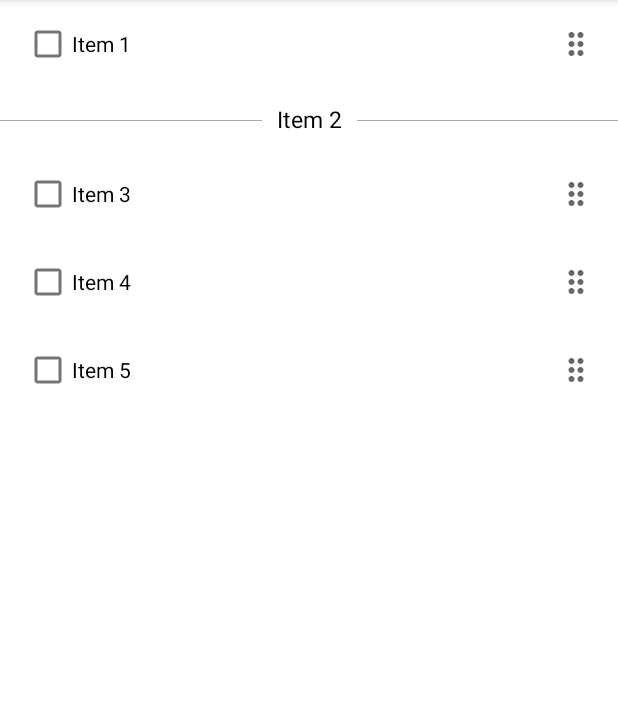
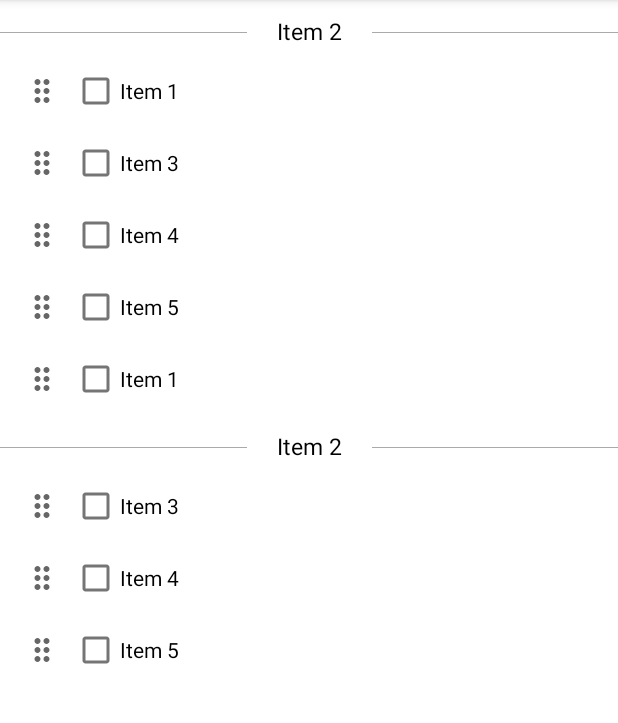
Before and after one commit to mshafeeqkn/Shopee, an Android app: the MainViewFragment screen opened directly, with no data from a screen before it, on a phone screen of 412 x 824 dp, the part 84-807 px from its top. Run offline under Robolectric (Android 15) with nearby library versions, the phone set to English and light mode, and no system bars; our stand-ins replace Firebase (no records; nobody signed in at launch, a user with empty details on screens opened directly).

Commit message:
Drag handle

```diff
--- a/app/src/main/java/com/shafeeq/shopee/fragments/MainViewFragment.kt
+++ b/app/src/main/java/com/shafeeq/shopee/fragments/MainViewFragment.kt
@@ -1,9 +1,11 @@
 package com.shafeeq.shopee.fragments
 
+import android.annotation.SuppressLint
 import android.content.Context
 import android.os.Bundle
 import android.view.*
 import android.widget.CheckBox
+import android.widget.ImageView
 import android.widget.TextView
 import android.widget.Toast
 import androidx.fragment.app.Fragment
@@ -31,6 +33,7 @@ class MainViewFragment : Fragment(), ItemListener {
     private lateinit var mShopItemList: RecyclerView
     private val mDataList = ArrayList<ShopItem>()
     private lateinit var mAdapter: ShopListAdapter
+    private lateinit var mTouchHelper: ItemTouchHelper
 
     override fun onCreateView(
         inflater: LayoutInflater, container: ViewGroup?,
@@ -41,6 +44,11 @@ class MainViewFragment : Fragment(), ItemListener {
 
         mShopItemList = root.findViewById(R.id.shopItemList)
         mDataList.addAll(arrayListOf(
+            ShopItem("Item 2", SECT),
+            ShopItem("Item 1"),
+            ShopItem("Item 3"),
+            ShopItem("Item 4"),
+            ShopItem("Item 5"),
             ShopItem("Item 1"),
             ShopItem("Item 2", SECT),
             ShopItem("Item 3"),
@@ -56,8 +64,8 @@ class MainViewFragment : Fragment(), ItemListener {
             ItemTouchHelper.UP or ItemTouchHelper.DOWN,
             0
         )
-        val helper = ItemTouchHelper(callback)
-        helper.attachToRecyclerView(mShopItemList)
+        mTouchHelper = ItemTouchHelper(callback)
+        mTouchHelper.attachToRecyclerView(mShopItemList)
         return root
     }
 
@@ -79,6 +87,10 @@ class MainViewFragment : Fragment(), ItemListener {
         }
         return true
     }
+
+    override fun requestDrag(viewHolder: RecyclerView.ViewHolder) {
+        mTouchHelper.startDrag(viewHolder)
+    }
 }
 
 class ShopListAdapter(private val nameList : ArrayList<ShopItem>, private val listener : ItemListener) :
@@ -87,11 +99,18 @@ class ShopListAdapter(private val nameList : ArrayList<ShopItem>, private val li
     class ShopItemViewHolder(itemView: View) : RecyclerView.ViewHolder(itemView)
     {
         private var mItemName: CheckBox = itemView.findViewById(R.id.item_text)
-        fun bindData(name : String , listener: ItemListener) {
+        private var mDragIcon: ImageView = itemView.findViewById(R.id.drag_icon)
+        @SuppressLint("ClickableViewAccessibility")
+        fun bindData(name : String, listener: ItemListener) {
             mItemName.text = name
-            mItemName.setOnClickListener {
-                listener.onClicked(name)
+            mItemName.setOnClickListener { listener.onClicked(name) }
+            mDragIcon.setOnTouchListener { v, event ->
+                if(event.action == MotionEvent.ACTION_DOWN) {
+                    listener.requestDrag(this)
+                }
+                return@setOnTouchListener false
             }
+
         }
     }
 
@@ -177,8 +196,11 @@ class DragManageAdapter(private var adapter: ShopListAdapter, dragDir: Int, swip
              return 0
         return super.getMovementFlags(recyclerView, viewHolder)
     }
+
+    override fun isLongPressDragEnabled() = false
 }
 
 interface ItemListener {
     fun onClicked(name :String)
+    fun requestDrag(viewHolder: RecyclerView.ViewHolder)
 }
--- a/app/src/main/res/layout/list_item_layout.xml
+++ b/app/src/main/res/layout/list_item_layout.xml
@@ -5,11 +5,15 @@
     android:layout_height="wrap_content"
     android:background="@color/white"
     android:gravity="center"
-    android:orientation="horizontal"
-    android:paddingStart="16dp"
-    android:paddingTop="5dp"
-    android:paddingEnd="16dp"
-    android:paddingBottom="5dp">
+    android:orientation="horizontal">
+
+    <ImageView
+        android:id="@+id/drag_icon"
+        android:paddingStart="16dp"
+        android:paddingEnd="8dp"
+        android:layout_width="wrap_content"
+        android:layout_height="match_parent"
+        android:src="@drawable/ic_baseline_drag_indicator_24" />
 
     <CheckBox
         android:id="@+id/item_text"
@@ -17,9 +21,4 @@
         android:layout_height="wrap_content"
         android:layout_weight="1" />
 
-    <ImageView
-        android:id="@+id/drag_icon"
-        android:layout_width="wrap_content"
-        android:layout_height="match_parent"
-        android:src="@drawable/ic_baseline_drag_indicator_24" />
 </LinearLayout>
--- a/app/src/main/res/layout/shop_list_seperator.xml
+++ b/app/src/main/res/layout/shop_list_seperator.xml
@@ -8,7 +8,7 @@
     <View
         android:layout_width="match_parent"
         android:layout_height="1px"
-        app:layout_constraintVertical_bias="0.52"
+        app:layout_constraintVertical_bias="0.6"
         android:background="@android:color/darker_gray"
         app:layout_constraintBottom_toBottomOf="parent"
         app:layout_constraintTop_toTopOf="parent" />
@@ -18,7 +18,10 @@
         android:layout_width="wrap_content"
         android:layout_height="wrap_content"
         android:background="@android:color/white"
-        android:padding="10dp"
+        android:paddingStart="20dp"
+        android:paddingEnd="20dp"
+        android:paddingTop="10dp"
+        android:paddingBottom="5dp"
         android:text="Vegetables"
         android:textColor="@android:color/black"
         android:textSize="15sp"
```
